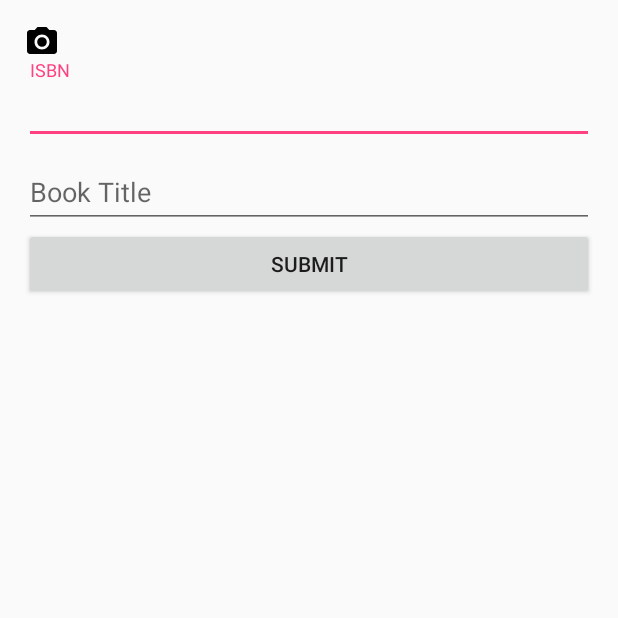
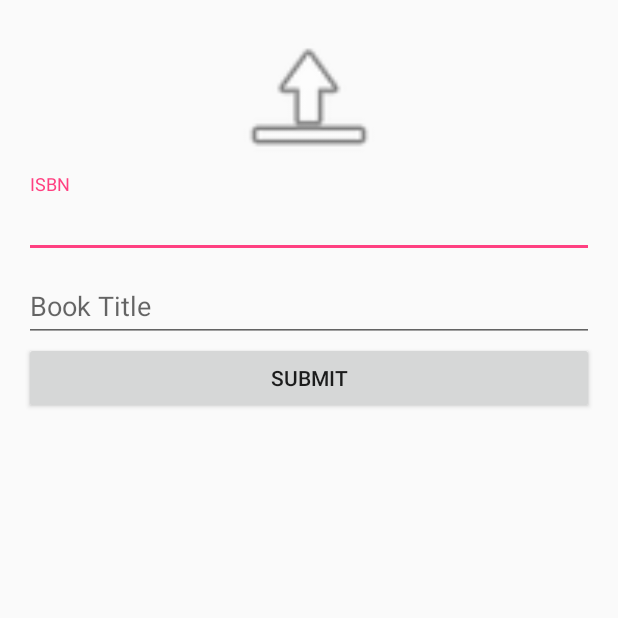
Before and after one commit to rajuat/Book, an Android app: the SellActivity screen opened directly, with no data from a screen before it, after a tap on "SUBMIT", on a phone screen of 412 x 824 dp, the top half of it. Run offline under Robolectric (Android 15) with nearby library versions, the phone set to English and light mode, and no system bars; our stand-ins replace Firebase (no records; nobody signed in at launch, a user with empty details on screens opened directly).

Commit message:
image in database not in storage

```diff
--- a/app/src/main/AndroidManifest.xml
+++ b/app/src/main/AndroidManifest.xml
@@ -3,6 +3,7 @@
     package="com.itservz.bookex.android">
 
     <uses-permission android:name="android.permission.INTERNET" />
+    <uses-permission android:name="android.permission.READ_EXTERNAL_STORAGE" />
 
     <application
         android:allowBackup="true"
--- a/app/src/main/java/com/itservz/bookex/android/SellActivity.java
+++ b/app/src/main/java/com/itservz/bookex/android/SellActivity.java
@@ -19,6 +19,7 @@ import android.support.v4.app.ActivityCompat;
 import android.support.v4.content.ContextCompat;
 import android.support.v7.app.AppCompatActivity;
 import android.support.v7.widget.Toolbar;
+import android.util.Base64;
 import android.util.Log;
 import android.view.View;
 import android.widget.ArrayAdapter;
@@ -66,10 +67,24 @@ public class SellActivity extends AppCompatActivity implements  View.OnClickList
         });
 
         TextInputEditText isbn = (TextInputEditText) findViewById(R.id.isbn);
-        book.ISBN = isbn.getText().toString();
+        isbn.setOnFocusChangeListener(new View.OnFocusChangeListener() {
+            @Override
+            public void onFocusChange(View v, boolean hasFocus) {
+                if(!hasFocus){
+                    book.ISBN = ((TextInputEditText)v).getText().toString();
+                }
+            }
+        });
 
         TextInputEditText title = (TextInputEditText) findViewById(R.id.book_title);
-        book.title = title.getText().toString();
+        title.setOnFocusChangeListener(new View.OnFocusChangeListener() {
+            @Override
+            public void onFocusChange(View v, boolean hasFocus) {
+                if(!hasFocus){
+                    book.title = ((TextInputEditText)v).getText().toString();
+                }
+            }
+        });
 
         ((Button) findViewById(R.id.sell_button)).setOnClickListener(this);
 
@@ -132,7 +147,6 @@ public class SellActivity extends AppCompatActivity implements  View.OnClickList
     public void onClick(View v) {
         book.uuid = UUID.randomUUID().toString();
         Log.d("Selling", book.toString());
-        update();
 
         // Get the data from an ImageView as bytes
         bookImage.setDrawingCacheEnabled(true);
@@ -141,8 +155,10 @@ public class SellActivity extends AppCompatActivity implements  View.OnClickList
         ByteArrayOutputStream baos = new ByteArrayOutputStream();
         bitmap.compress(Bitmap.CompressFormat.JPEG, 100, baos);
         byte[] data = baos.toByteArray();
-
-        FirebaseStorageService.INSTANCE.setImage(book.uuid, data);
+        String imageEncoded = Base64.encodeToString(baos.toByteArray(), Base64.DEFAULT);
+        book.image = imageEncoded;
+        update();
+        //FirebaseStorageService.INSTANCE.setImage(book.uuid, data);
 
     }
 
--- a/app/src/main/java/com/itservz/bookex/android/model/Book.java
+++ b/app/src/main/java/com/itservz/bookex/android/model/Book.java
@@ -15,6 +15,7 @@ public class Book {
     public int msp = 0;
     public int mrp = 0;
     public String description;
+    public String image;
 
     @Override
     public String toString() {
--- a/app/src/main/java/com/itservz/bookex/android/service/FirebaseStorageService.java
+++ b/app/src/main/java/com/itservz/bookex/android/service/FirebaseStorageService.java
@@ -36,12 +36,13 @@ public class FirebaseStorageService {
     }
 
     public void setImage(String id, byte[] data){
-        storageRef.child("books").child(""+id);
+        storageRef.child("books").child(id+".jpg");
         UploadTask uploadTask = storageRef.putBytes(data);
         uploadTask.addOnFailureListener(new OnFailureListener() {
             @Override
             public void onFailure(@NonNull Exception exception) {
-                // Handle unsuccessful uploads
+
+                Log.d("ImageNotUploaded", exception.getMessage());
             }
         }).addOnSuccessListener(new OnSuccessListener<UploadTask.TaskSnapshot>() {
             @Override
--- a/app/src/main/res/layout/activity_sell.xml
+++ b/app/src/main/res/layout/activity_sell.xml
@@ -11,10 +11,10 @@
 
     <ImageView
         android:id="@+id/book_image"
-        android:layout_width="wrap_content"
-        android:layout_height="wrap_content"
-        android:background="@drawable/ic_menu_camera"
-        />
+        android:layout_width="100dp"
+        android:layout_height="100dp"
+        android:background="@android:drawable/ic_menu_upload"
+        android:layout_gravity="center_horizontal" />
 
     <android.support.design.widget.TextInputLayout
         android:id="@+id/isbn_wrapper"
```
Also changed, not shown: 1 other file.
